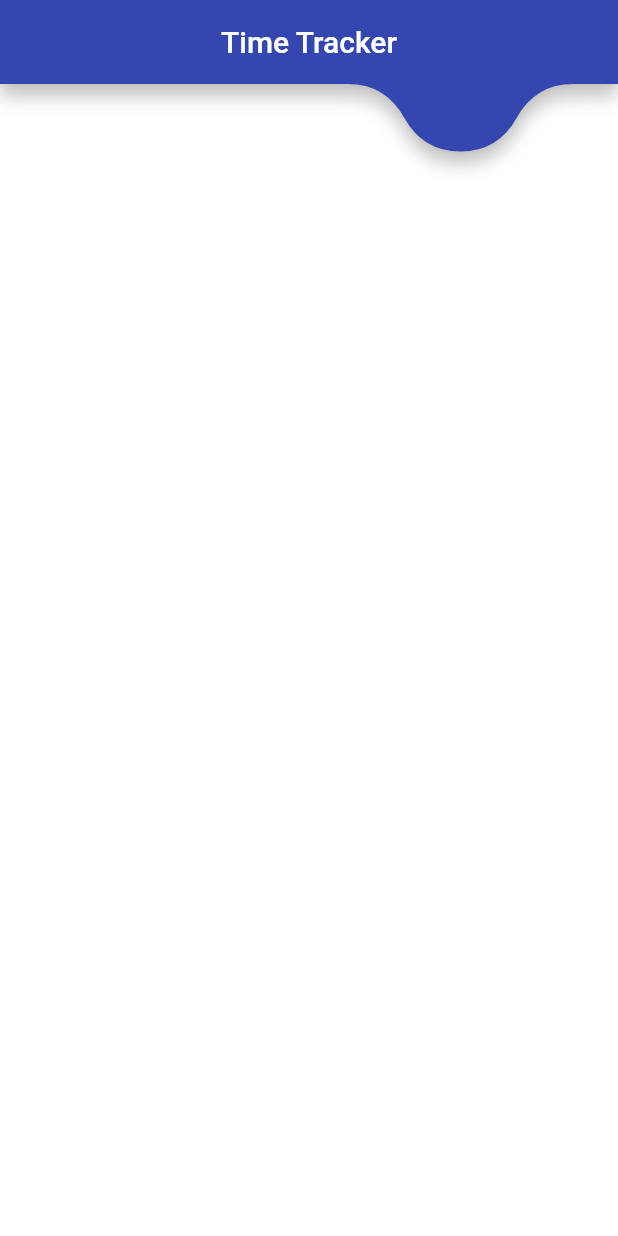
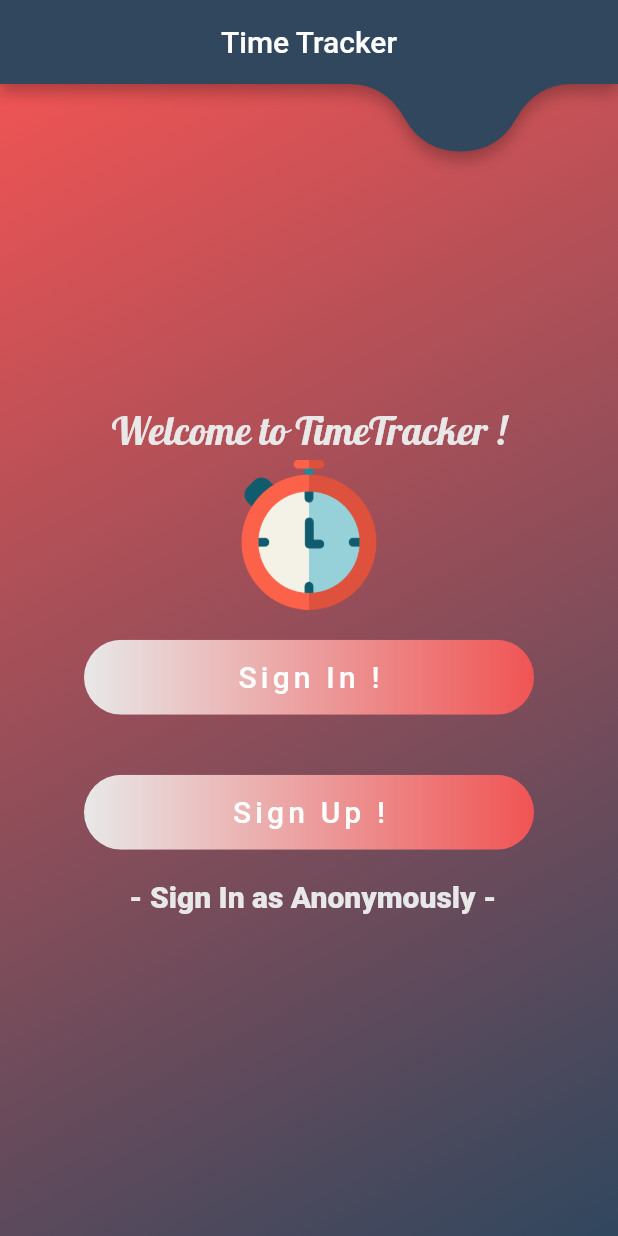
Before and after one commit to Firas-Amin/timer_tracker, a Flutter app: the screen it shows after launch, on a phone screen of 412 x 824 dp. Run offline on Flutter 3.47's test engine with Material 2 defaults, Android fonts, the phone set to English and light mode, and no system bars; Roboto replaces fonts that are missing (Bristone).

Commit message:
Designing the main Screen

```diff
--- /dev/null
+++ b/lib/Component/costumButton.dart
@@ -0,0 +1,48 @@
+import 'package:flutter/material.dart';
+import 'package:timer_tracker/constants.dart';
+class RoundedButton extends StatelessWidget {
+  final Size size;
+  final String text;
+  final Function press;
+  RoundedButton({this.text, this.size, this.press});
+
+  @override
+  Widget build(BuildContext context) {
+    Size size = MediaQuery.of(context).size;
+    return Container(
+      margin: EdgeInsets.symmetric(vertical: 20),
+      width: size.width * 0.8,
+      child: FlatButton(
+          shape: RoundedRectangleBorder(
+            borderRadius: BorderRadius.circular(29),
+          ),
+          onPressed: press,
+          child: Ink(
+            decoration: BoxDecoration(
+              gradient: LinearGradient(
+                colors: [kWhite, kRed],
+                begin: Alignment.centerLeft,
+                end: Alignment.centerRight,
+              ),
+              borderRadius: BorderRadius.circular(40),
+            ),
+            child: Container(
+              constraints: BoxConstraints(maxWidth: 300.0, maxHeight: 50.0),
+              alignment: Alignment.center,
+              child: Text(
+                text,
+                style: TextStyle(
+                  fontFamily: 'Bristone',
+                  fontSize: 20,
+                  color: const Color(0xffffffff),
+                  letterSpacing: 2.7724639892578127,
+                  height: 1.2000000550369243,
+                ),
+              ),
+            ),
+          )
+        // padding: ,
+      ),
+    );
+  }
+}
--- a/lib/TimeTracker.dart
+++ b/lib/TimeTracker.dart
@@ -1,5 +1,7 @@
 import 'package:flutter/material.dart';
+import 'package:timer_tracker/constants.dart';
 import 'Component/component.dart';
+import 'Component/costumButton.dart';
 
 class TimeTracker extends StatelessWidget {
   const TimeTracker({Key key}) : super(key: key);
@@ -9,7 +11,7 @@ class TimeTracker extends StatelessWidget {
     return MaterialApp(
       debugShowCheckedModeBanner: false,
       theme: ThemeData(
-        primaryColor: Color(0xFF3447B1) ,
+        primaryColor: Color(0xFF30475e) ,
       ),
       home: MainScreen(),
     );
@@ -30,11 +32,56 @@ class _MainScreenState extends State<MainScreen> {
   Widget build(BuildContext context) {
     return Scaffold(
       appBar: AppBar(
+        elevation: 3.0,
         shape: CustomShapeBorder(),
         title: Center(child: Text("Time Tracker")),
       ),
       body: Container(
-        color: Colors.white,
+        decoration: BoxDecoration(
+            gradient: LinearGradient(
+              begin: Alignment.topLeft,
+              end: Alignment.bottomRight,
+              colors: [
+                kRed,
+                kDarkBlue,
+
+              ],
+            )
+        ),
+        child: Padding(
+          padding: EdgeInsets.all(16.0),
+          child: Column(
+            crossAxisAlignment: CrossAxisAlignment.stretch,
+            mainAxisAlignment: MainAxisAlignment.center,
+            children: [
+              Text("Welcome to TimeTracker !",
+                textAlign: TextAlign.center,
+                style: TextStyle(
+                  fontFamily:'Pattaya',
+                  fontSize: 26.0,
+                  color: kWhite,
+                ),
+              ),
+              Image.asset("images/time.png", height: 100, width: 100,),
+              RoundedButton(text: 'Sign In !',),
+              RoundedButton(text: 'Sign Up !',),
+
+              Container(
+                child: GestureDetector(
+                  child: Text(
+                    ' - Sign In as Anonymously -',
+                    textAlign: TextAlign.center,
+                    style: TextStyle(
+                      fontSize: 20,
+                      fontWeight: FontWeight.w800,
+                      color: kWhite,
+                    ),
+                  ),
+                ),
+              )
+            ],
+          ),
+        ),
       ),
     );
   }
--- /dev/null
+++ b/lib/constants.dart
@@ -0,0 +1,5 @@
+import 'dart:ui';
+
+const Color kDarkBlue = Color(0xFF30475e);
+const Color kWhite = Color(0xFFe8e8e8);
+const Color kRed = Color(0xFFf05454);
```
Also changed, not shown: pubspec.yaml (+8 -9 lines), fonts/Pattaya-Regular.ttf (added), images/time.png (added).
